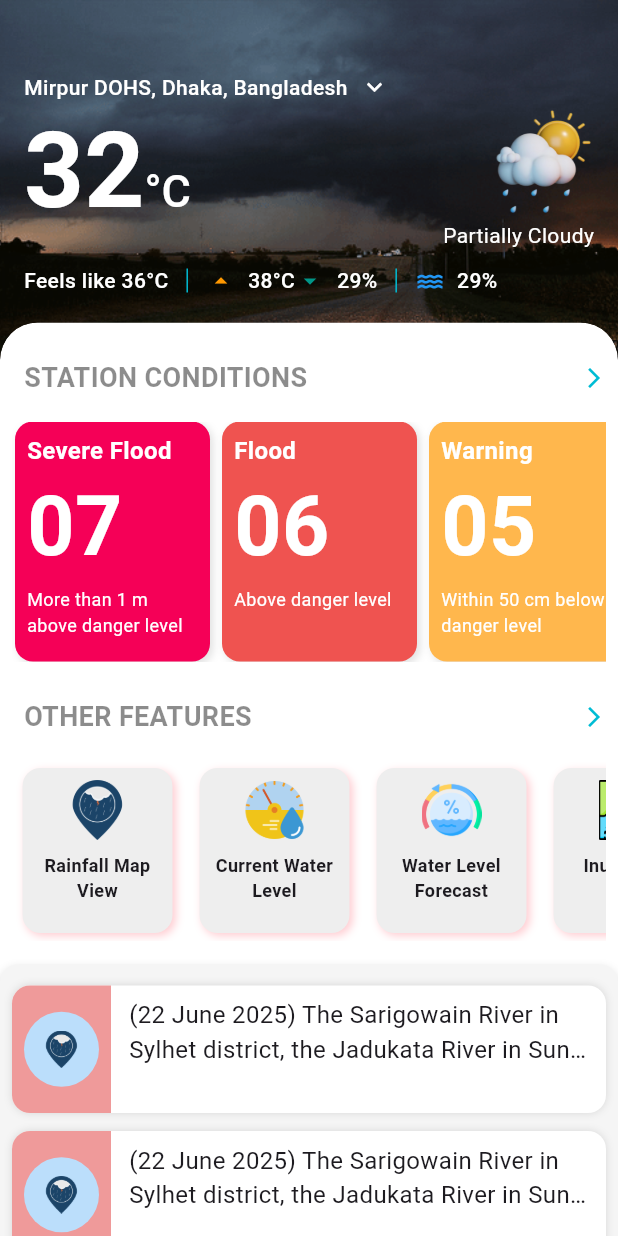
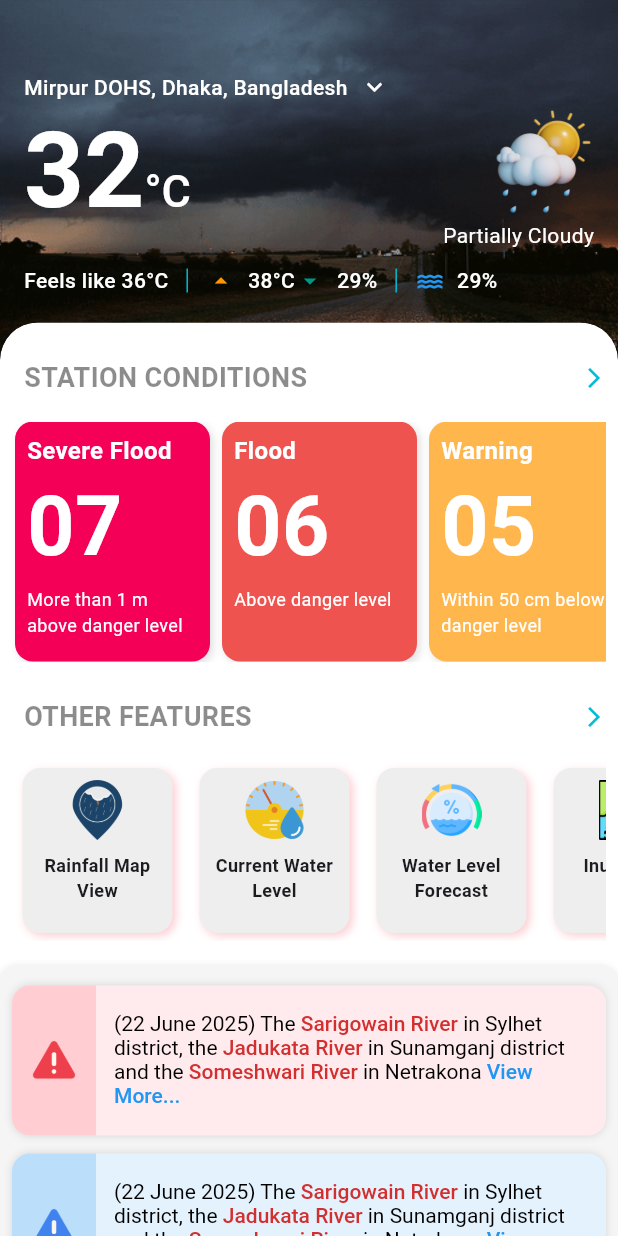
Before and after one commit to SadakatulShakil/FFWC_APP, a Flutter app: the screen it shows after launch, after a tap on "Mirpur DOHS, Dhaka, Bangladesh", on a phone screen of 412 x 824 dp. Run offline on Flutter 3.47's test engine with Material 3 defaults, Android fonts, the light colour scheme and no system bars; our stand-ins replace firebase_core, firebase_messaging, flutter_local_notifications, geolocator, get, permission_handler and 1 more; accounts and stored records are empty.

Commit message:
Text style and icon set up for warning alert notification in bottom section

```diff
--- a/lib/controllers/dashboard/dashboard_controller.dart
+++ b/lib/controllers/dashboard/dashboard_controller.dart
@@ -63,10 +63,10 @@ class DashboardController extends GetxController {
     alert_features.addAll([
       AlertFeatureModel(
         items: [
-          AlertItemModel(icon: 'assets/icons/rainfall_icon.png', label: '(22 June 2025) The Sarigowain River in Sylhet district, the Jadukata River in Sunamganj district and the Someshwari River in Netrakona View More...'),
-          AlertItemModel(icon: 'assets/icons/rainfall_icon.png', label: '(22 June 2025) The Sarigowain River in Sylhet district, the Jadukata River in Sunamganj district and the Someshwari River in Netrakona View More...'),
-          AlertItemModel(icon: 'assets/icons/rainfall_icon.png', label: '(22 June 2025) The Sarigowain River in Sylhet district, the Jadukata River in Sunamganj district and the Someshwari River in Netrakona View More...'),
-          AlertItemModel(icon: 'assets/icons/rainfall_icon.png', label: '(22 June 2025) The Sarigowain River in Sylhet district, the Jadukata River in Sunamganj district and the Someshwari River in Netrakona View More...'),
+          AlertItemModel(type: 'danger', icon: 'assets/icons/danger_alert.png', label: '(22 June 2025) The Sarigowain River in Sylhet district, the Jadukata River in Sunamganj district and the Someshwari River in Netrakona View More...'),
+          AlertItemModel(type: 'info', icon: 'assets/icons/info_alert.png', label: '(22 June 2025) The Sarigowain River in Sylhet district, the Jadukata River in Sunamganj district and the Someshwari River in Netrakona View More...'),
+          AlertItemModel(type: 'medium', icon: 'assets/icons/medium_alert.png', label: '(22 June 2025) The Sarigowain River in Sylhet district, the Jadukata River in Sunamganj district and the Someshwari River in Netrakona View More...'),
+          AlertItemModel(type: 'danger', icon: 'assets/icons/danger_alert.png', label: '(22 June 2025) The Sarigowain River in Sylhet district, the Jadukata River in Sunamganj district and the Someshwari River in Netrakona View More...'),
         ],
       ),
     ]);
--- a/lib/models/alertFeatureModel.dart
+++ b/lib/models/alertFeatureModel.dart
@@ -21,22 +21,26 @@ class AlertFeatureModel {
 
 }
 class AlertItemModel {
+  final String type;
   final String icon;
   final String label;
 
   AlertItemModel({
+    required this.type,
     required this.icon,
     required this.label,
   });
 
   factory AlertItemModel.fromJson(Map<String, dynamic> json) {
     return AlertItemModel(
+      type: json['type'],
       icon: json['icon'],
       label: json['label'],
     );
   }
 
   Map<String, dynamic> toJson() => {
+    'type': type,
     'icon': icon,
     'label': label,
   };
--- a/lib/utills/widgets/alert_feature_card.dart
+++ b/lib/utills/widgets/alert_feature_card.dart
@@ -3,10 +3,11 @@ import 'package:flutter/material.dart';
 import '../AppColors.dart';
 
 class AlertFeatureCard extends StatelessWidget {
+  final String type;
   final String icon;
   final String label;
 
-  const AlertFeatureCard({required this.icon, required this.label});
+  const AlertFeatureCard({required this.type, required this.icon, required this.label});
 
   @override
   Widget build(BuildContext context) {
@@ -17,9 +18,15 @@ class AlertFeatureCard extends StatelessWidget {
       child: Padding(
         padding: const EdgeInsets.symmetric(vertical: 6.0, horizontal: 6.0),
         child: Container(
-          height: 85,
+          height: 100,
           decoration: BoxDecoration(
-            color: Colors.white,
+            color: type == 'danger'
+                ? Colors.red.shade50
+                : type == 'info'
+                ? Colors.blue.shade50
+                : type == 'medium'
+                ? Colors.yellow.shade50
+                : Colors.green.shade50,
             borderRadius: BorderRadius.circular(12),
             boxShadow: [BoxShadow(color: Colors.black12, blurRadius: 4)],
           ),
@@ -27,37 +34,72 @@ class AlertFeatureCard extends StatelessWidget {
             crossAxisAlignment: CrossAxisAlignment.center,
             children: [
               Container(
-                height: 85,
+                height: 100,
                 padding: const EdgeInsets.symmetric(vertical: 12.0, horizontal: 8.0),
                 decoration: BoxDecoration(
-                  color: Colors.red.shade200,
+                  color: type == 'danger'
+                      ? Colors.red.shade100
+                      : type == 'info'
+                      ? Colors.blue.shade100
+                      : type == 'medium'
+                      ? Colors.yellow.shade100
+                      : Colors.green.shade100,
                   borderRadius: const BorderRadius.only(
                     topLeft: Radius.circular(12),
                     bottomLeft: Radius.circular(12),
                   ),
                 ),
-                child: CircleAvatar(
-                  radius: 25,
-                  backgroundColor: Colors.blue.shade100,
-                  child: Image.asset(
-                    icon,
-                    width: 25,
-                    height: 25,
-                  ),
+                child: Image.asset(
+                  icon,
+                  width: 40,
+                  height: 40,
                 ),
               ),
               Expanded(
                 child: Padding(
                   padding: const EdgeInsets.symmetric(horizontal: 12.0, vertical: 8),
                   child: Column(
-                    crossAxisAlignment: CrossAxisAlignment.start,
+                    crossAxisAlignment: CrossAxisAlignment.center,
+                    mainAxisAlignment: MainAxisAlignment.center,
                     children: [
-                      Text(
-                        '(22 June 2025) The Sarigowain River in Sylhet district, the Jadukata River in Sunamganj district and the Someshwari River in Netrakona View More...',
-                        maxLines: 2,
-                        softWrap: true,
-                        overflow: TextOverflow.ellipsis,
-                        style: const TextStyle(fontSize: 16,),
+                      RichText(
+                        text: TextSpan(
+                          style: const TextStyle(fontSize: 14, color: Colors.black), // Default style
+                          children: [
+                            const TextSpan(text: '(22 June 2025) The '),
+                            TextSpan(
+                              text: 'Sarigowain River',
+                              style: TextStyle(
+                                color: Colors.red[700], // River color
+                                fontWeight: FontWeight.w500,
+                              ),
+                            ),
+                            const TextSpan(text: ' in Sylhet district, the '),
+                            TextSpan(
+                              text: 'Jadukata River',
+                              style: TextStyle(
+                                color: Colors.red[700], // River color
+                                fontWeight: FontWeight.w500,
+                              ),
+                            ),
+                            const TextSpan(text: ' in Sunamganj district and the '),
+                            TextSpan(
+                              text: 'Someshwari River',
+                              style: TextStyle(
+                                color: Colors.red[700], // River color
+                                fontWeight: FontWeight.w500,
+                              ),
+                            ),
+                            const TextSpan(text: ' in Netrakona '),
+                            TextSpan(
+                              text: 'View More...',
+                              style: TextStyle(
+                                color: Colors.blue, // "View More" color
+                                fontWeight: FontWeight.w500,
+                              ),
+                            ),
+                          ],
+                        ),
                       ),
                       const SizedBox(height: 2),
                     ],
--- a/lib/utills/widgets/alert_widget.dart
+++ b/lib/utills/widgets/alert_widget.dart
@@ -35,6 +35,7 @@ class AlertWidget extends StatelessWidget {
               separatorBuilder: (_, __) => SizedBox(width: 8),
               itemBuilder: (context, i) {
                 return AlertFeatureCard(
+                  type: items[i].type,
                   icon: items[i].icon,
                   label: items[i].label,
                 );
```
Also changed, not shown: assets/icons/danger_alert.png (added), assets/icons/info_alert.png (added), assets/icons/medium_alert.png (added).
